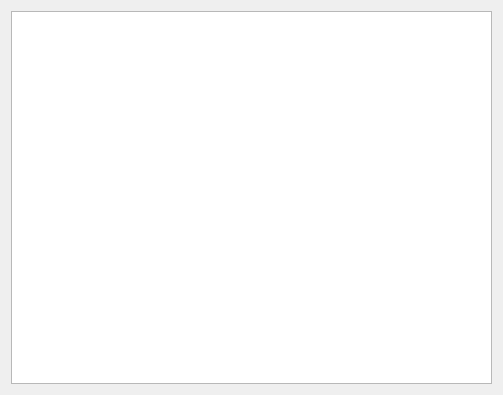
The window that resources/crash_dbg_form.ui (shotgunsoftware/tk-multi-workfiles2) describes before a commit, drawn with Qt 5.
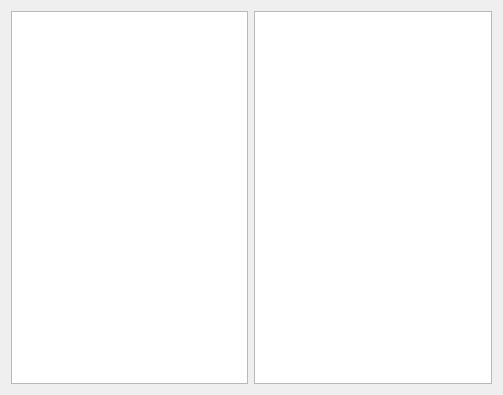
The same window after the commit.

The edit to the form file:
```diff
--- a/resources/crash_dbg_form.ui
+++ b/resources/crash_dbg_form.ui
@@ -15,7 +15,14 @@
   </property>
   <layout class="QVBoxLayout" name="verticalLayout">
    <item>
+    <layout class="QHBoxLayout" name="horizontalLayout">
+     <item>
     <widget class="QTreeView" name="tree_view"/>
+     </item>
+     <item>
+      <widget class="QListView" name="list_view"/>
+     </item>
+    </layout>
    </item>
   </layout>
  </widget>
```
Lines whose indentation alone changed are shown as unchanged.
